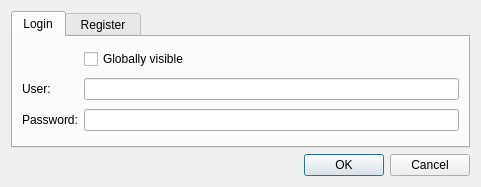
First picture: the form in pwdialog.ui, repository egge313/eggemesg, before the edit.
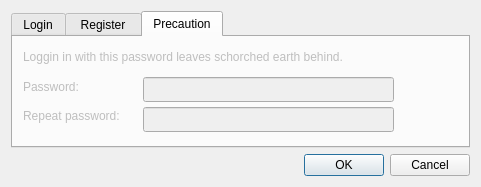
Second picture: the form after the edit. The open tabs and pages were chosen to show the change. Icons and pictures are not drawn.

Commit message: Added new tab 'Precaution' into the password dialog.

Diff of the .ui file:
```diff
--- a/pwdialog.ui
+++ b/pwdialog.ui
@@ -20,7 +20,7 @@
   <property name="sizeGripEnabled">
    <bool>false</bool>
   </property>
-  <layout class="QGridLayout" name="gridLayout_3">
+  <layout class="QGridLayout" name="gridLayout_2">
    <item row="0" column="0">
     <widget class="QTabWidget" name="tabWidget">
      <property name="cursor">
@@ -39,7 +39,7 @@
       <number>0</number>
      </property>
      <property name="elideMode">
-      <enum>Qt::ElideNone</enum>
+      <enum>Qt::ElideRight</enum>
      </property>
      <widget class="QWidget" name="tabLogin">
       <property name="cursor">
@@ -51,7 +51,17 @@
       <attribute name="title">
        <string>Login</string>
       </attribute>
-      <layout class="QGridLayout" name="gridLayout_2">
+      <layout class="QGridLayout" name="gridLayout_3">
+       <item row="0" column="1">
+        <widget class="QCheckBox" name="checkBoxGloballyVisible">
+         <property name="toolTip">
+          <string>User visible to all other users</string>
+         </property>
+         <property name="text">
+          <string>Globally visible</string>
+         </property>
+        </widget>
+       </item>
        <item row="1" column="0">
         <widget class="QLabel" name="label">
          <property name="cursor">
@@ -62,7 +72,7 @@
          </property>
         </widget>
        </item>
-       <item row="1" column="2">
+       <item row="1" column="1">
         <widget class="QLineEdit" name="lineEditUser1"/>
        </item>
        <item row="2" column="0">
@@ -72,23 +82,13 @@
          </property>
         </widget>
        </item>
-       <item row="2" column="2">
+       <item row="2" column="1">
         <widget class="QLineEdit" name="lineEditPw1">
          <property name="echoMode">
           <enum>QLineEdit::Password</enum>
          </property>
         </widget>
        </item>
-       <item row="0" column="2">
-        <widget class="QCheckBox" name="checkBoxGloballyVisible">
-         <property name="toolTip">
-          <string>User visible to all other users</string>
-         </property>
-         <property name="text">
-          <string>Globally visible</string>
-         </property>
-        </widget>
-       </item>
       </layout>
      </widget>
      <widget class="QWidget" name="tabRegister">
@@ -145,6 +145,91 @@
        </item>
       </layout>
      </widget>
+     <widget class="QWidget" name="tabScorchedEarth">
+      <property name="enabled">
+       <bool>false</bool>
+      </property>
+      <property name="toolTip">
+       <string>Scorched earth means you are leaving nothing behind. You burn everything. This is the ultimate precaution, the ultimate get-away.</string>
+      </property>
+      <property name="statusTip">
+       <string/>
+      </property>
+      <attribute name="title">
+       <string>Precaution</string>
+      </attribute>
+      <widget class="QLabel" name="label_6">
+       <property name="geometry">
+        <rect>
+         <x>10</x>
+         <y>10</y>
+         <width>431</width>
+         <height>20</height>
+        </rect>
+       </property>
+       <property name="text">
+        <string>Loggin in with this password leaves schorched earth behind.</string>
+       </property>
+       <property name="textFormat">
+        <enum>Qt::PlainText</enum>
+       </property>
+       <property name="scaledContents">
+        <bool>true</bool>
+       </property>
+      </widget>
+      <widget class="QLabel" name="label_7">
+       <property name="geometry">
+        <rect>
+         <x>10</x>
+         <y>40</y>
+         <width>101</width>
+         <height>20</height>
+        </rect>
+       </property>
+       <property name="text">
+        <string>Password:</string>
+       </property>
+      </widget>
+      <widget class="QLabel" name="label_8">
+       <property name="geometry">
+        <rect>
+         <x>10</x>
+         <y>70</y>
+         <width>111</width>
+         <height>17</height>
+        </rect>
+       </property>
+       <property name="text">
+        <string>Repeat password:</string>
+       </property>
+      </widget>
+      <widget class="QLineEdit" name="lineEditPw3">
+       <property name="geometry">
+        <rect>
+         <x>130</x>
+         <y>40</y>
+         <width>251</width>
+         <height>25</height>
+        </rect>
+       </property>
+       <property name="echoMode">
+        <enum>QLineEdit::Password</enum>
+       </property>
+      </widget>
+      <widget class="QLineEdit" name="lineEditPw3Repeat">
+       <property name="geometry">
+        <rect>
+         <x>130</x>
+         <y>70</y>
+         <width>251</width>
+         <height>25</height>
+        </rect>
+       </property>
+       <property name="echoMode">
+        <enum>QLineEdit::Password</enum>
+       </property>
+      </widget>
+     </widget>
     </widget>
    </item>
    <item row="1" column="0">
```
The commit also changes 3 other files.
